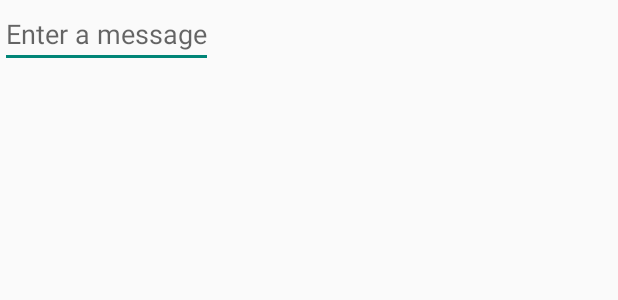
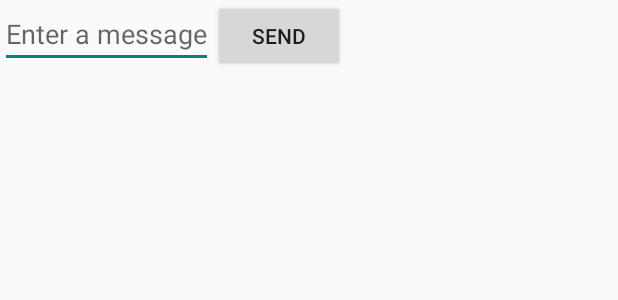
Before and after one commit to jbhannah/MyFirstApp, an Android app: the layout fragment_main.xml on its own in the app's theme, with its tools: preview values and no code run, on a phone screen of 412 x 824 dp. Shown: the top 300 px of the screen. Run offline under Robolectric (Android 15) with nearby library versions, the phone set to English and light mode, and no system bars.

Commit message:
Add a button

```diff
--- a/MyFirstApp/src/main/res/layout/fragment_main.xml
+++ b/MyFirstApp/src/main/res/layout/fragment_main.xml
@@ -9,4 +9,10 @@
         android:layout_width="wrap_content"
         android:layout_height="wrap_content"
         android:hint="@string/edit_message" />
+
+    <Button
+        android:layout_width="wrap_content"
+        android:layout_height="wrap_content"
+        android:text="@string/button_send" />
+
 </LinearLayout>
```
